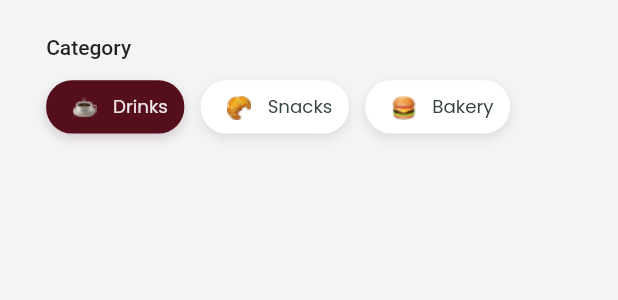
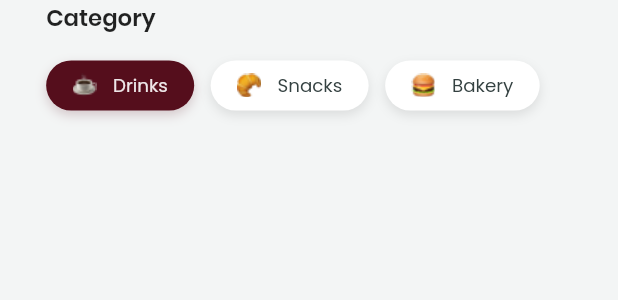
Before and after one commit to mohancnp/mohancnp, a Flutter app: the CategoriesTabs widget shown alone on an empty page, opened directly, on a phone screen of 412 x 824 dp. Shown: the top 300 px of the screen. Run offline on Flutter 3.47's test engine with Material 2 defaults, Android fonts, the light colour scheme and no system bars; our stand-ins replace connectivity_plus, dartz, dio, expandable, feather_icons, flutter_screenutil and 13 more; missing offline and left inert: day_night_time_picker, dio_http_cache, flutter_login_facebook; accounts and stored records are empty; project files that could hold a hidden picture were left out.

Commit message:
Search bar and category Design fix

```diff
--- a/lib/screens/contents/homecontent/categories.dart
+++ b/lib/screens/contents/homecontent/categories.dart
@@ -2,6 +2,7 @@ import 'package:flutter/material.dart';
 import 'package:flutter_screenutil/flutter_screenutil.dart';
 import 'package:get/get.dart';
 import 'package:metrocoffee/GetXController/contentcontrollers/home/categoriescontroller.dart';
+import 'package:metrocoffee/core/constants/fontconstants.dart';
 import 'package:metrocoffee/screens/contents/homecontent/category_tab_widget.dart';
 
 class CategoriesTabs extends StatelessWidget {
@@ -11,24 +12,20 @@ class CategoriesTabs extends StatelessWidget {
     return Material(
       color: Color(0xFFF3F5F5),
       child: Container(
-        margin: EdgeInsets.only(top: 23.h, left: 28.w),
+        margin: EdgeInsets.only(left: 28.w),
         // clipBehavior: Clip.none,
         child: Column(
           crossAxisAlignment: CrossAxisAlignment.start,
           children: [
-            Padding(
-              padding: EdgeInsets.only(bottom: 7.h),
-              child: Text(
+            Text(
               "Category",
-                style: TextStyle(
-                  fontWeight: FontWeight.w500,
-                ),
-              ),
+              style: TextStyle(fontSize: 15.sp, fontFamily: poppinssemibold),
             ),
             SizedBox(
-              height: 49.h,
-              child: Padding(
-                  padding: EdgeInsets.symmetric(vertical: 7.h),
+              height: 17.h,
+            ),
+            SizedBox(
+              height: 33.h,
               child: GetBuilder<CategoriesController>(
                   builder: (categoriesController) {
                 return ListView.builder(
@@ -36,8 +33,8 @@ class CategoriesTabs extends StatelessWidget {
                     scrollDirection: Axis.horizontal,
                     clipBehavior: Clip.none,
                     itemBuilder: (context, index) {
-                          var category = categoriesController.categoryList
-                              .elementAt(index);
+                      var category =
+                          categoriesController.categoryList.elementAt(index);
                       return CategoryTab(
                         name: category.name,
                         imagePath: category.imageUri,
@@ -45,8 +42,8 @@ class CategoriesTabs extends StatelessWidget {
                         index: index,
                       );
                     });
-                  })),
-            ),
+              }),
+            )
           ],
         ),
       ),
--- a/lib/screens/contents/homecontent/category_tab_widget.dart
+++ b/lib/screens/contents/homecontent/category_tab_widget.dart
@@ -29,6 +29,7 @@ class CategoryTab extends StatelessWidget {
         // width: 114.w,
         // height: 33.h,
         margin: EdgeInsets.only(right: 10.w),
+        padding: EdgeInsets.symmetric(vertical: 8.h, horizontal: 16.w),
         duration: Duration(
           milliseconds: 400,
         ),
@@ -36,22 +37,18 @@ class CategoryTab extends StatelessWidget {
           mainAxisAlignment: MainAxisAlignment.start,
           children: [
             Padding(
-                padding: EdgeInsets.only(
-                    left: 16.w, right: 10.w, top: 9.h, bottom: 8.h),
+                padding: EdgeInsets.only(right: 10.w),
                 child: Image.asset(
                   "$imagePath",
                 )),
             // SvgPicture.asset("assetName"),
             Center(
-              child: Padding(
-                padding: EdgeInsets.only(right: 10.w),
               child: Text(
                 "$name",
                 style: getpoppins(TextStyle(
                     color: pressed! ? Color(0xE5FFFFFF) : Color(0xFF344141),
                     fontSize: 12.sp,
                     fontWeight: FontWeight.normal)),
-                ),
               ),
             ),
           ],
--- a/pubspec.yaml
+++ b/pubspec.yaml
@@ -78,6 +78,7 @@ flutter:
   assets:
       - assets/images/coffee-cup.svg
       - assets/images/cartadd.svg
+      - assets/images/cartadd_plain.svg
       - assets/images/coffee-cup@3x.png
       - assets/images/cupwithsteam.png
       - assets/images/steam.png
```
Also changed, not shown: lib/screens/contents/homecontent/searchbar.dart (+14 -12 lines), lib/screens/contents/homecontent/tophomegreeting.dart (+8 -4 lines). Lines whose indentation alone changed are shown as unchanged.
